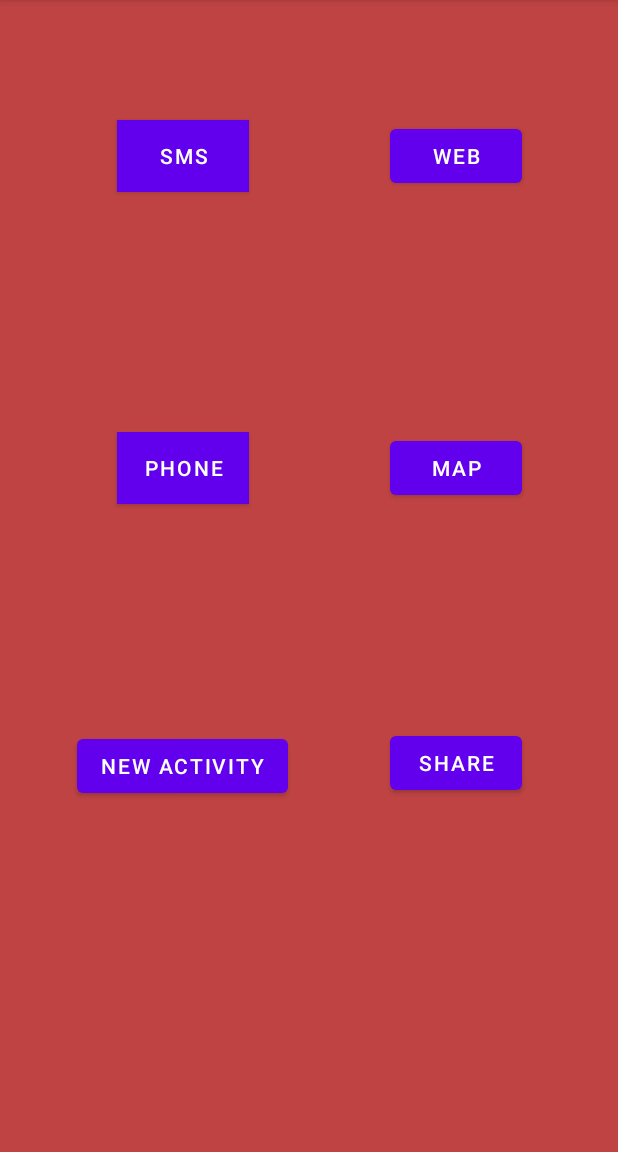
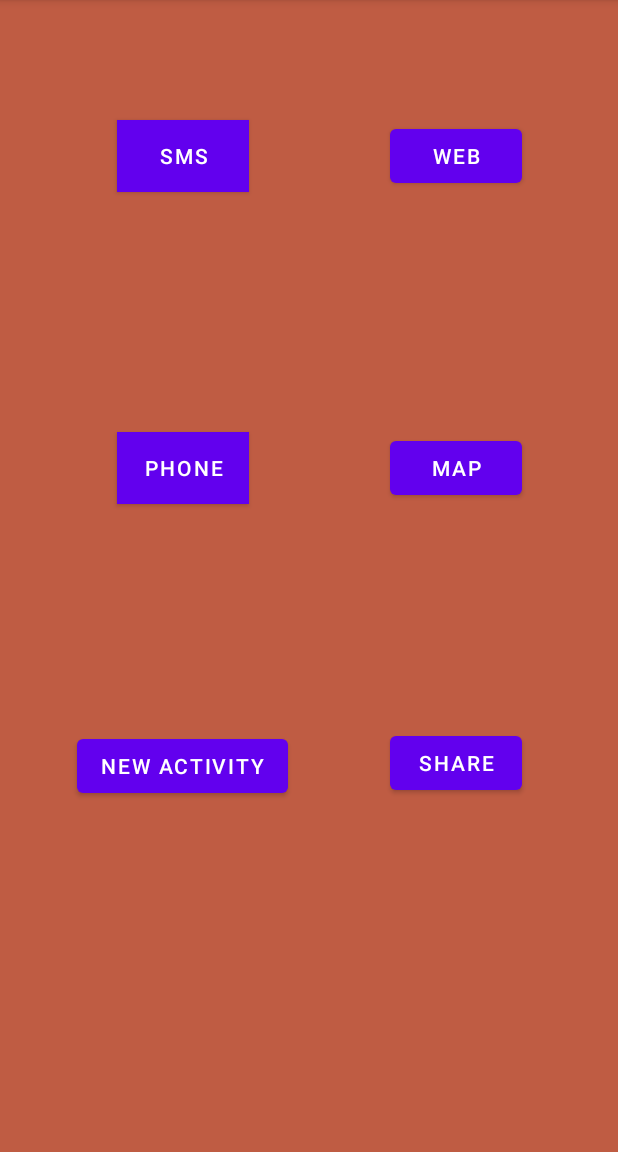
Before and after one commit to Yaredyy/CS374, an Android app: the screen it shows after launch (MainActivity), on a phone screen of 412 x 824 dp, the part 84-1236 px from its top. Run offline under Robolectric (Android 15) with nearby library versions, the phone set to English and light mode, and no system bars.

Commit message:
Update activity_main.xml

```diff
--- a/ImplicitIntents/app/src/main/res/layout/activity_main.xml
+++ b/ImplicitIntents/app/src/main/res/layout/activity_main.xml
@@ -4,7 +4,7 @@
     xmlns:tools="http://schemas.android.com/tools"
     android:layout_width="match_parent"
     android:layout_height="match_parent"
-    android:background="#BF4343"
+    android:background="#BF5C43"
     tools:context=".MainActivity">
 
     <Button
@@ -13,8 +13,8 @@
         android:layout_height="wrap_content"
         android:layout_marginStart="52dp"
         android:layout_marginTop="80dp"
-        android:background="#C84444"
-        android:backgroundTint="#913131"
+        android:background="#51C844"
+        android:backgroundTint="#00913131"
         android:text="@string/SMS_Text"
         app:iconTint="#00FFFFFF"
         app:layout_constraintEnd_toStartOf="@+id/Web_Button"
```
